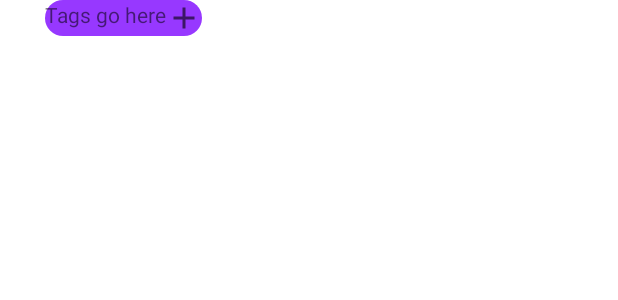
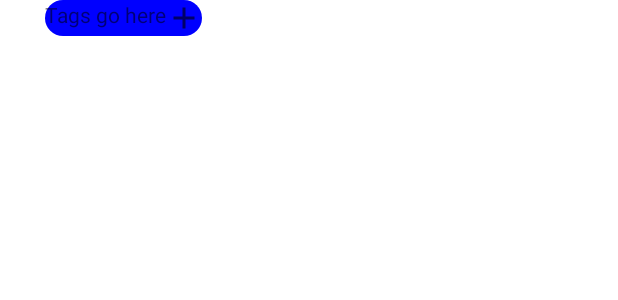
Before and after one commit to Capstone-Projects-2021-Spring/project-phototag-android, an Android app: the layout tag_item_2.xml on its own in the app's theme, with its tools: preview values and no code run, on a phone screen of 412 x 824 dp. Shown: the top 300 px of the screen. Run offline under Robolectric (Android 15) with nearby library versions, the phone set to English and light mode, and no system bars.

Commit message:
Can add tags to added tags from suggested tags

```diff
--- a/app/src/main/java/edu/temple/phototag/SinglePhotoViewFragment.java
+++ b/app/src/main/java/edu/temple/phototag/SinglePhotoViewFragment.java
@@ -130,6 +130,15 @@ public class SinglePhotoViewFragment extends Fragment {
         //get and apply tags from ML Kit
         MLKitProcess.labelImage(photo);
 
+        tagGrid2.setOnItemClickListener(new AdapterView.OnItemClickListener() {
+            @Override
+            public void onItemClick(AdapterView<?> parent, View view, int position, long id) {
+                photo.addTag(tags2[position].toString());
+                tags =photo.getTags().toArray();
+                customAdapter.notifyDataSetChanged();
+            }
+        });
+
         //make server request
         SharedPreferences shPref = PreferenceManager.getDefaultSharedPreferences(getActivity());
         if(shPref.getBoolean("serverTagSwitch", false)){
--- /dev/null
+++ b/app/src/main/res/drawable/text_view_design_2.xml
@@ -0,0 +1,14 @@
+<?xml version="1.0" encoding="utf-8"?>
+<shape xmlns:android="http://schemas.android.com/apk/res/android">
+    <stroke
+        android:color="#00F" />
+
+    <solid android:color="#00F" />
+
+    <corners
+        android:radius="5dp"
+        android:topRightRadius="100dp"
+        android:bottomRightRadius="100dp"
+        android:bottomLeftRadius="100dp"
+        android:topLeftRadius="100dp"/>
+</shape>
--- a/app/src/main/res/layout/tag_item_2.xml
+++ b/app/src/main/res/layout/tag_item_2.xml
@@ -10,7 +10,7 @@
         android:layout_height="wrap_content"
         android:layout_marginLeft="30dp"
         android:layout_marginRight="-100dp"
-        android:background="@drawable/text_view_design"
+        android:background="@drawable/text_view_design_2"
         android:text="Tags go here"
         android:drawableRight="@drawable/ic_add_2"
         />
```
